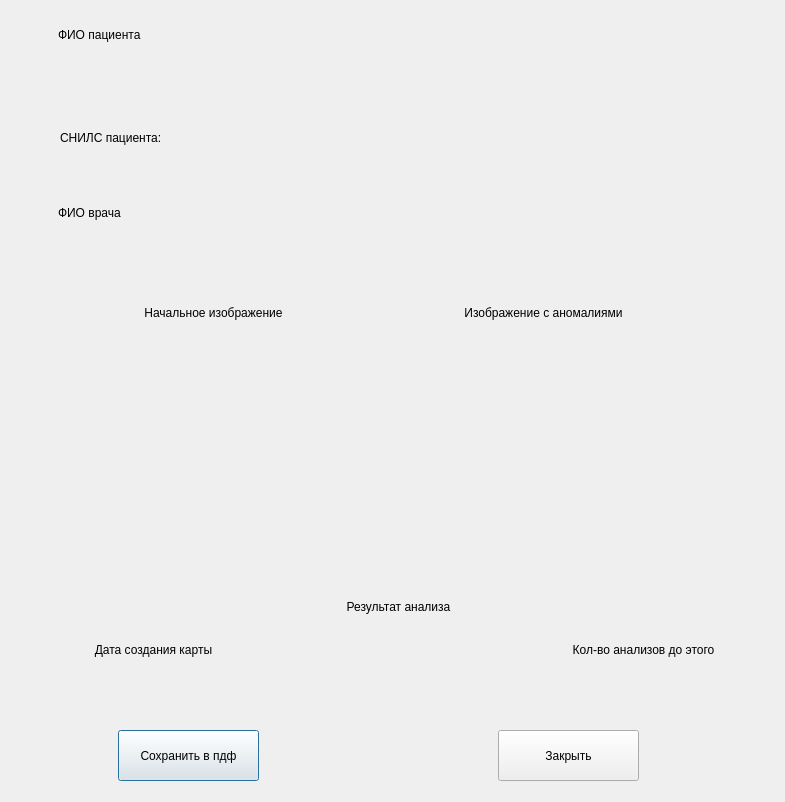
Above: ui/Card.ui from nikitarubcov99/kidney_stone before the change. Below: the same form after it.
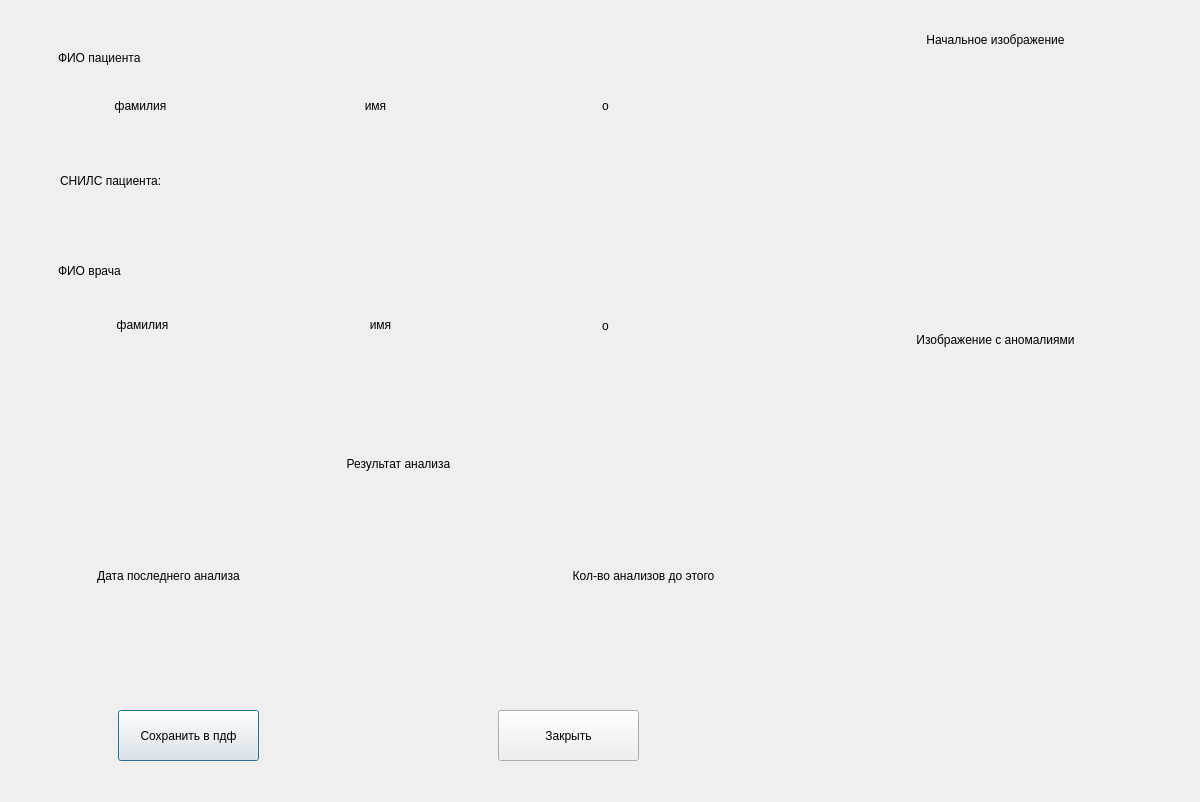
That is the form after the change.

What changed in the file:
```diff
--- a/ui/Card.ui
+++ b/ui/Card.ui
@@ -6,25 +6,25 @@
    <rect>
     <x>0</x>
     <y>0</y>
-    <width>785</width>
+    <width>1200</width>
     <height>802</height>
    </rect>
   </property>
   <property name="sizePolicy">
-   <sizepolicy hsizetype="Fixed" vsizetype="Fixed">
+   <sizepolicy hsizetype="Ignored" vsizetype="Ignored">
     <horstretch>0</horstretch>
     <verstretch>0</verstretch>
    </sizepolicy>
   </property>
   <property name="minimumSize">
    <size>
-    <width>785</width>
+    <width>1200</width>
     <height>802</height>
    </size>
   </property>
   <property name="maximumSize">
    <size>
-    <width>785</width>
+    <width>1200</width>
     <height>802</height>
    </size>
   </property>
@@ -40,14 +40,14 @@
   <widget class="QLabel" name="label">
    <property name="geometry">
     <rect>
-     <x>68</x>
-     <y>75</y>
+     <x>300</x>
+     <y>90</y>
      <width>151</width>
      <height>31</height>
     </rect>
    </property>
    <property name="text">
-    <string/>
+    <string>имя</string>
    </property>
    <property name="alignment">
     <set>Qt::AlignCenter</set>
@@ -56,14 +56,14 @@
   <widget class="QLabel" name="label_2">
    <property name="geometry">
     <rect>
-     <x>323</x>
-     <y>75</y>
+     <x>530</x>
+     <y>90</y>
      <width>151</width>
      <height>31</height>
     </rect>
    </property>
    <property name="text">
-    <string/>
+    <string>о</string>
    </property>
    <property name="alignment">
     <set>Qt::AlignCenter</set>
@@ -72,14 +72,14 @@
   <widget class="QLabel" name="label_3">
    <property name="geometry">
     <rect>
-     <x>538</x>
-     <y>74</y>
+     <x>70</x>
+     <y>90</y>
      <width>141</width>
      <height>31</height>
     </rect>
    </property>
    <property name="text">
-    <string/>
+    <string>фамилия</string>
    </property>
    <property name="alignment">
     <set>Qt::AlignCenter</set>
@@ -88,14 +88,14 @@
   <widget class="QLabel" name="label_4">
    <property name="geometry">
     <rect>
-     <x>528</x>
-     <y>250</y>
+     <x>62</x>
+     <y>309</y>
      <width>161</width>
      <height>31</height>
     </rect>
    </property>
    <property name="text">
-    <string/>
+    <string>фамилия</string>
    </property>
    <property name="alignment">
     <set>Qt::AlignCenter</set>
@@ -104,14 +104,14 @@
   <widget class="QLabel" name="label_5">
    <property name="geometry">
     <rect>
-     <x>73</x>
-     <y>250</y>
+     <x>310</x>
+     <y>309</y>
      <width>141</width>
      <height>31</height>
     </rect>
    </property>
    <property name="text">
-    <string/>
+    <string>имя</string>
    </property>
    <property name="alignment">
     <set>Qt::AlignCenter</set>
@@ -120,14 +120,14 @@
   <widget class="QLabel" name="label_6">
    <property name="geometry">
     <rect>
-     <x>318</x>
-     <y>250</y>
+     <x>525</x>
+     <y>310</y>
      <width>161</width>
      <height>31</height>
     </rect>
    </property>
    <property name="text">
-    <string/>
+    <string>о</string>
    </property>
    <property name="alignment">
     <set>Qt::AlignCenter</set>
@@ -137,7 +137,7 @@
    <property name="geometry">
     <rect>
      <x>58</x>
-     <y>591</y>
+     <y>448</y>
      <width>681</width>
      <height>31</height>
     </rect>
@@ -153,9 +153,9 @@
    <property name="geometry">
     <rect>
      <x>98</x>
-     <y>613</y>
+     <y>480</y>
      <width>601</width>
-     <height>16</height>
+     <height>51</height>
     </rect>
    </property>
    <property name="text">
@@ -168,8 +168,8 @@
   <widget class="QLabel" name="label_10">
    <property name="geometry">
     <rect>
-     <x>98</x>
-     <y>333</y>
+     <x>880</x>
+     <y>60</y>
      <width>224</width>
      <height>224</height>
     </rect>
@@ -181,8 +181,8 @@
   <widget class="QLabel" name="label_11">
    <property name="geometry">
     <rect>
-     <x>428</x>
-     <y>333</y>
+     <x>880</x>
+     <y>360</y>
      <width>224</width>
      <height>224</height>
     </rect>
@@ -195,7 +195,7 @@
    <property name="geometry">
     <rect>
      <x>118</x>
-     <y>730</y>
+     <y>710</y>
      <width>141</width>
      <height>51</height>
     </rect>
@@ -208,7 +208,7 @@
    <property name="geometry">
     <rect>
      <x>58</x>
-     <y>27</y>
+     <y>50</y>
      <width>661</width>
      <height>16</height>
     </rect>
@@ -221,7 +221,7 @@
    <property name="geometry">
     <rect>
      <x>58</x>
-     <y>202</y>
+     <y>260</y>
      <width>661</width>
      <height>21</height>
     </rect>
@@ -233,8 +233,8 @@
   <widget class="QLabel" name="label_14">
    <property name="geometry">
     <rect>
-     <x>88</x>
-     <y>303</y>
+     <x>870</x>
+     <y>30</y>
      <width>251</width>
      <height>20</height>
     </rect>
@@ -249,8 +249,8 @@
   <widget class="QLabel" name="label_15">
    <property name="geometry">
     <rect>
-     <x>418</x>
-     <y>303</y>
+     <x>870</x>
+     <y>330</y>
      <width>251</width>
      <height>20</height>
     </rect>
@@ -266,7 +266,7 @@
    <property name="geometry">
     <rect>
      <x>498</x>
-     <y>730</y>
+     <y>710</y>
      <width>141</width>
      <height>51</height>
     </rect>
@@ -278,14 +278,14 @@
   <widget class="QLabel" name="label_17">
    <property name="geometry">
     <rect>
-     <x>48</x>
-     <y>634</y>
-     <width>211</width>
+     <x>38</x>
+     <y>560</y>
+     <width>261</width>
      <height>31</height>
     </rect>
    </property>
    <property name="text">
-    <string>Дата создания карты</string>
+    <string>Дата последнего анализа</string>
    </property>
    <property name="alignment">
     <set>Qt::AlignCenter</set>
@@ -295,7 +295,7 @@
    <property name="geometry">
     <rect>
      <x>528</x>
-     <y>634</y>
+     <y>560</y>
      <width>231</width>
      <height>31</height>
     </rect>
@@ -311,7 +311,7 @@
    <property name="geometry">
     <rect>
      <x>48</x>
-     <y>684</y>
+     <y>610</y>
      <width>211</width>
      <height>31</height>
     </rect>
@@ -327,7 +327,7 @@
    <property name="geometry">
     <rect>
      <x>528</x>
-     <y>684</y>
+     <y>610</y>
      <width>211</width>
      <height>31</height>
     </rect>
@@ -343,9 +343,9 @@
    <property name="geometry">
     <rect>
      <x>60</x>
-     <y>130</y>
+     <y>170</y>
      <width>661</width>
-     <height>16</height>
+     <height>21</height>
     </rect>
    </property>
    <property name="text">
```
